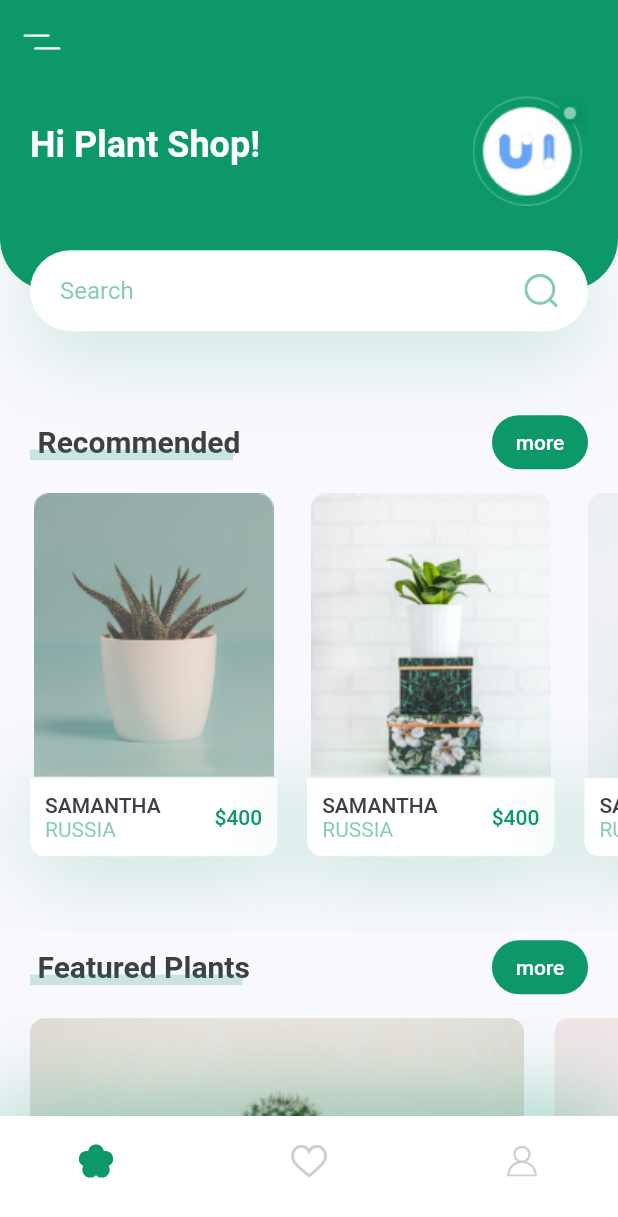
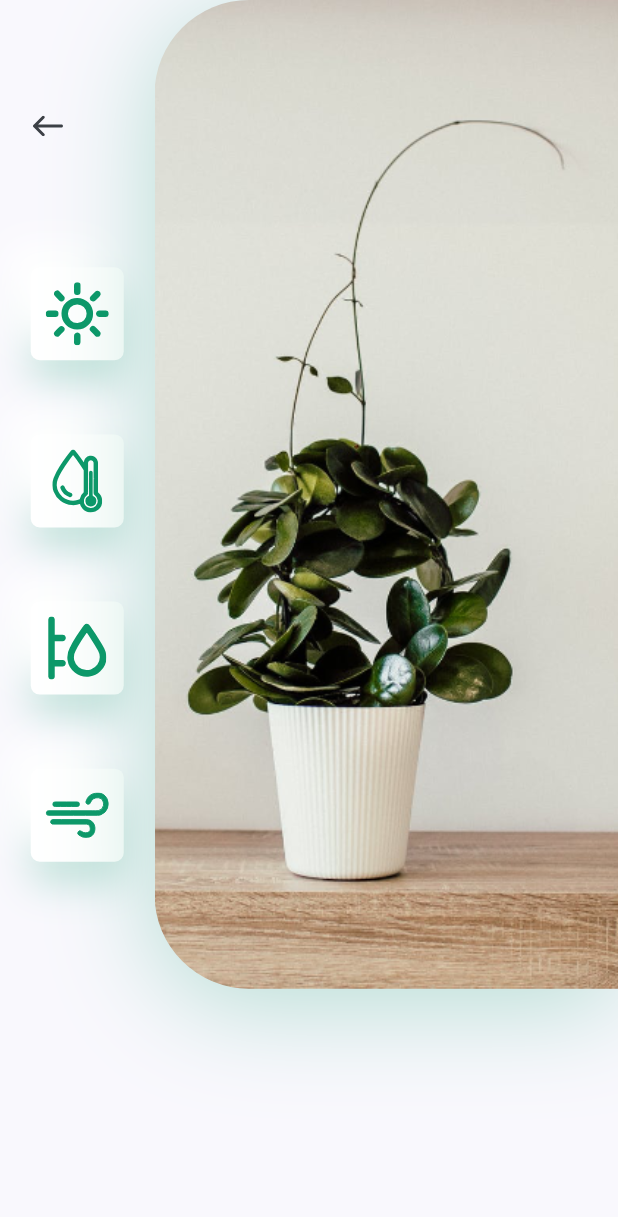
Before and after one commit to Kiet-Pham-Vo-Anh/Plant_App_UI, a Flutter app: the screen it shows after launch, after a tap on an icon or button, on a phone screen of 412 x 824 dp. Shown: the top 1217 px of the screen. Run offline on Flutter 3.47's test engine with Material 2 defaults, Android fonts, the phone set to English and light mode, and no system bars; our stand-ins replace flutter_svg.

Commit message:
Icon and Image DetailsScreen

```diff
--- /dev/null
+++ b/lib/details/components/body.dart
@@ -0,0 +1,22 @@
+import 'package:flutter/material.dart';
+import 'package:flutter_svg/svg.dart';
+import 'package:plant_app/constants.dart';
+
+import 'icon_card.dart';
+import 'image_and_icons.dart';
+
+class Body extends StatelessWidget {
+  const Body({super.key});
+
+  @override
+  Widget build(BuildContext context) {
+    Size size = MediaQuery.of(context).size;
+    return Container(
+      child: Column(
+        children: <Widget>[
+          ImageAndIcons(size: size),
+        ],
+      ),
+    );
+  }
+}
--- /dev/null
+++ b/lib/details/components/icon_card.dart
@@ -0,0 +1,45 @@
+import 'package:flutter/material.dart';
+import 'package:flutter_svg/svg.dart';
+
+import '../../constants.dart';
+
+class IconCard extends StatelessWidget {
+  const IconCard({
+    Key? key,
+    required this.icon,
+  }) : super(key: key);
+
+  final String icon;
+
+  @override
+  Widget build(BuildContext context) {
+    Size size = MediaQuery.of(context).size;
+    return Container(
+      margin: EdgeInsets.symmetric(
+        vertical: size.height * 0.03,
+      ),
+      padding: const EdgeInsets.all(
+        kDefaultPadding / 2,
+      ),
+      height: 62,
+      width: 62,
+      decoration: BoxDecoration(
+        color: Colors.white,
+        borderRadius: BorderRadius.circular(6),
+        boxShadow: [
+          BoxShadow(
+            offset: Offset(0, 15),
+            blurRadius: 22,
+            color: kPrimaryColor.withOpacity(0.22),
+          ),
+          const BoxShadow(
+            offset: Offset(-15, -15),
+            blurRadius: 20,
+            color: Colors.white,
+          ),
+        ],
+      ),
+      child: SvgPicture.asset(icon),
+    );
+  }
+}
--- /dev/null
+++ b/lib/details/components/image_and_icons.dart
@@ -0,0 +1,77 @@
+import 'package:flutter/material.dart';
+import 'package:flutter_svg/svg.dart';
+
+import '../../constants.dart';
+import 'icon_card.dart';
+
+class ImageAndIcons extends StatelessWidget {
+  const ImageAndIcons({
+    Key? key,
+    required this.size,
+  }) : super(key: key);
+
+  final Size size;
+
+  @override
+  Widget build(BuildContext context) {
+    return Padding(
+      padding: const EdgeInsets.only(bottom: kDefaultPadding * 3),
+      child: SizedBox(
+        height: size.height * 0.8,
+        child: Row(
+          children: <Widget>[
+            Expanded(
+              child: Padding(
+                padding:
+                    const EdgeInsets.symmetric(vertical: kDefaultPadding * 3),
+                child: Column(
+                  children: <Widget>[
+                    Align(
+                      alignment: Alignment.topLeft,
+                      child: IconButton(
+                        padding: const EdgeInsets.symmetric(
+                          horizontal: kDefaultPadding,
+                        ),
+                        icon: SvgPicture.asset("assets/icons/back_arrow.svg"),
+                        onPressed: () {
+                          Navigator.pop(context);
+                        },
+                      ),
+                    ),
+                    Spacer(),
+                    IconCard(icon: "assets/icons/sun.svg"),
+                    IconCard(icon: "assets/icons/icon_2.svg"),
+                    IconCard(icon: "assets/icons/icon_3.svg"),
+                    IconCard(icon: "assets/icons/icon_4.svg"),
+                  ],
+                ),
+              ),
+            ),
+            Container(
+              height: size.height * 0.8,
+              width: size.width * 0.75,
+              decoration: BoxDecoration(
+                borderRadius: const BorderRadius.only(
+                  topLeft: Radius.circular(63),
+                  bottomLeft: Radius.circular(63),
+                ),
+                boxShadow: [
+                  BoxShadow(
+                    offset: const Offset(0, 10),
+                    blurRadius: 60,
+                    color: kPrimaryColor.withOpacity(0.29),
+                  ),
+                ],
+                image: const DecorationImage(
+                  alignment: Alignment.centerLeft,
+                  fit: BoxFit.cover,
+                  image: AssetImage("assets/images/img.png"),
+                ),
+              ),
+            ),
+          ],
+        ),
+      ),
+    );
+  }
+}
--- /dev/null
+++ b/lib/details/details_screen.dart
@@ -0,0 +1,14 @@
+import 'package:flutter/material.dart';
+
+import 'components/body.dart';
+
+class DetailsScreen extends StatelessWidget {
+  const DetailsScreen({super.key});
+
+  @override
+  Widget build(BuildContext context) {
+    return Scaffold(
+      body: Body(),
+    );
+  }
+}
--- a/lib/screens/home/components/recommend_plants.dart
+++ b/lib/screens/home/components/recommend_plants.dart
@@ -1,4 +1,5 @@
 import 'package:flutter/material.dart';
+import 'package:plant_app/details/details_screen.dart';
 
 import '../../../constants.dart';
 
@@ -18,21 +19,42 @@ class RecommendPlants extends StatelessWidget {
             title: "Samantha",
             country: "Russia",
             price: 400,
-            press: () {},
+            press: () {
+              Navigator.push(
+                context,
+                MaterialPageRoute(
+                  builder: (context) => DetailsScreen(),
+                ),
+              );
+            },
           ),
           RecommendCard(
             image: "assets/images/image_2.png",
             title: "Samantha",
             country: "Russia",
             price: 400,
-            press: () {},
+            press: () {
+              Navigator.push(
+                context,
+                MaterialPageRoute(
+                  builder: (context) => DetailsScreen(),
+                ),
+              );
+            },
           ),
           RecommendCard(
             image: "assets/images/image_3.png",
             title: "Samantha",
             country: "Russia",
             price: 400,
-            press: () {},
+            press: () {
+              Navigator.push(
+                context,
+                MaterialPageRoute(
+                  builder: (context) => DetailsScreen(),
+                ),
+              );
+            },
           ),
         ],
       ),
```
